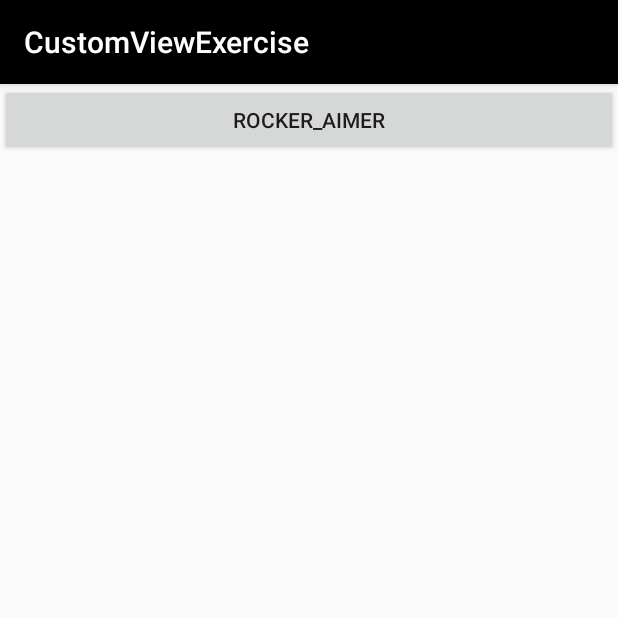
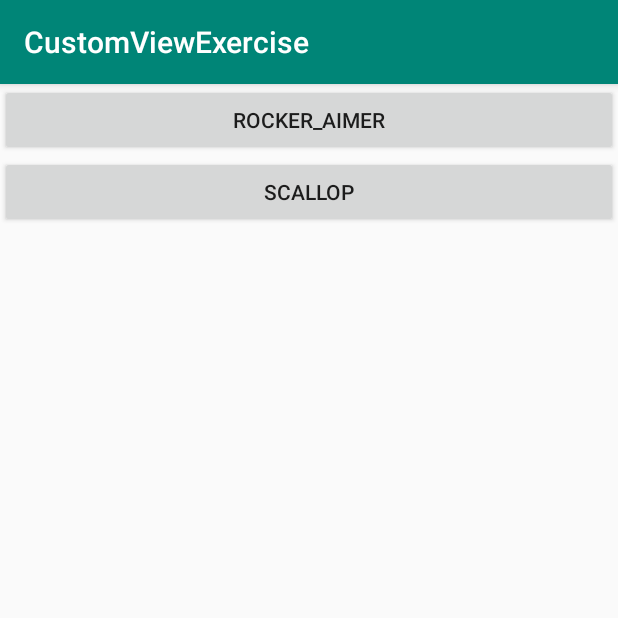
Before and after one commit to MechanicianAlbert/CustViewExercise, an Android app: the screen it shows after launch (MainActivity), on a phone screen of 412 x 824 dp, the top half of it. Run offline under Robolectric (Android 15) with nearby library versions, the phone set to English and light mode, and no system bars.

Commit message:
[BugFix] Add file modified

```diff
--- a/app/src/main/AndroidManifest.xml
+++ b/app/src/main/AndroidManifest.xml
@@ -18,6 +18,7 @@
         <activity
             android:name=".rocker.RockActivity"
             android:screenOrientation="landscape" />
+        <activity android:name=".scallopwave.ScallopActivity" />
     </application>
 
 </manifest>
--- a/app/src/main/java/com/albertech/demo/MainActivity.java
+++ b/app/src/main/java/com/albertech/demo/MainActivity.java
@@ -7,6 +7,7 @@ import android.view.View;
 import android.widget.Button;
 
 import com.albertech.demo.rocker.RockActivity;
+import com.albertech.demo.scallopwave.ScallopActivity;
 
 
 
@@ -25,13 +26,17 @@ public class MainActivity extends AppCompatActivity implements View.OnClickListe
         int id = v.getId();
         if (id == R.id.btn1) {
             startActivity(RockActivity.class);
+        } else if (id == R.id.btn2) {
+            startActivity(ScallopActivity.class);
         }
     }
 
 
     private void init() {
         Button btn1 = findViewById(R.id.btn1);
+        Button btn2 = findViewById(R.id.btn2);
         btn1.setOnClickListener(this);
+        btn2.setOnClickListener(this);
     }
 
     private void startActivity(Class<? extends AppCompatActivity> activityClass) {
--- a/app/src/main/java/com/albertech/demo/scallopwave/ScallopActivity.java
+++ b/app/src/main/java/com/albertech/demo/scallopwave/ScallopActivity.java
@@ -1,4 +1,4 @@
-package com.albertech.demo;
+package com.albertech.demo.scallopwave;
 
 import android.content.Intent;
 import android.os.Bundle;
@@ -6,35 +6,23 @@ import android.support.v7.app.AppCompatActivity;
 import android.view.View;
 import android.widget.Button;
 
+import com.albertech.demo.R;
 import com.albertech.demo.rocker.RockActivity;
 
 
-
-public class MainActivity extends AppCompatActivity implements View.OnClickListener {
+public class ScallopActivity extends AppCompatActivity {
 
 
     @Override
     protected void onCreate(Bundle savedInstanceState) {
         super.onCreate(savedInstanceState);
-        setContentView(R.layout.activity_main);
+        setContentView(R.layout.activity_scallop);
         init();
     }
 
-    @Override
-    public void onClick(View v) {
-        int id = v.getId();
-        if (id == R.id.btn1) {
-            startActivity(RockActivity.class);
-        }
+    private void init() {
+
     }
 
 
-    private void init() {
-        Button btn1 = findViewById(R.id.btn1);
-        btn1.setOnClickListener(this);
-    }
-
-    private void startActivity(Class<? extends AppCompatActivity> activityClass) {
-        startActivity(new Intent(getApplicationContext(), activityClass));
-    }
 }
--- a/app/src/main/res/layout/activity_main.xml
+++ b/app/src/main/res/layout/activity_main.xml
@@ -18,5 +18,11 @@
             android:gravity="center"
             android:text="@string/btn1" />
 
+        <Button
+            android:id="@+id/btn2"
+            android:layout_width="match_parent"
+            android:layout_height="wrap_content"
+            android:gravity="center"
+            android:text="@string/btn2" />
     </LinearLayout>
 </ScrollView>
--- a/app/src/main/res/values/colors.xml
+++ b/app/src/main/res/values/colors.xml
@@ -1,7 +1,7 @@
 <?xml version="1.0" encoding="utf-8"?>
 <resources>
-    <color name="colorPrimary">#FF000000</color>
-    <color name="colorPrimaryDark">#FF000000</color>
+    <color name="colorPrimary">#008577</color>
+    <color name="colorPrimaryDark">#00574B</color>
     <color name="colorAccent">#FF4081</color>
     <color name="colorBlack">#FF000000</color>
 </resources>
--- a/app/src/main/res/values/strings.xml
+++ b/app/src/main/res/values/strings.xml
@@ -1,4 +1,5 @@
 <resources>
     <string name="app_name">CustomViewExercise</string>
     <string name="btn1">Rocker_Aimer</string>
+    <string name="btn2">Scallop</string>
 </resources>
```
Also changed, not shown: app/src/main/res/layout/activity_scallop.xml (+1 -13 lines).
